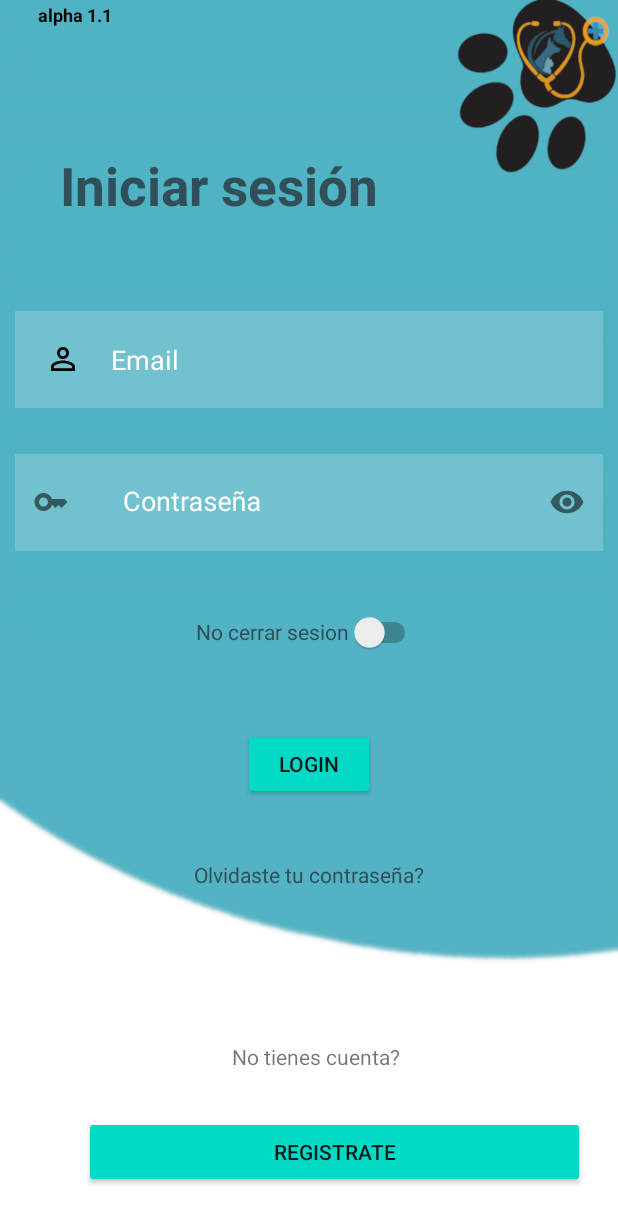
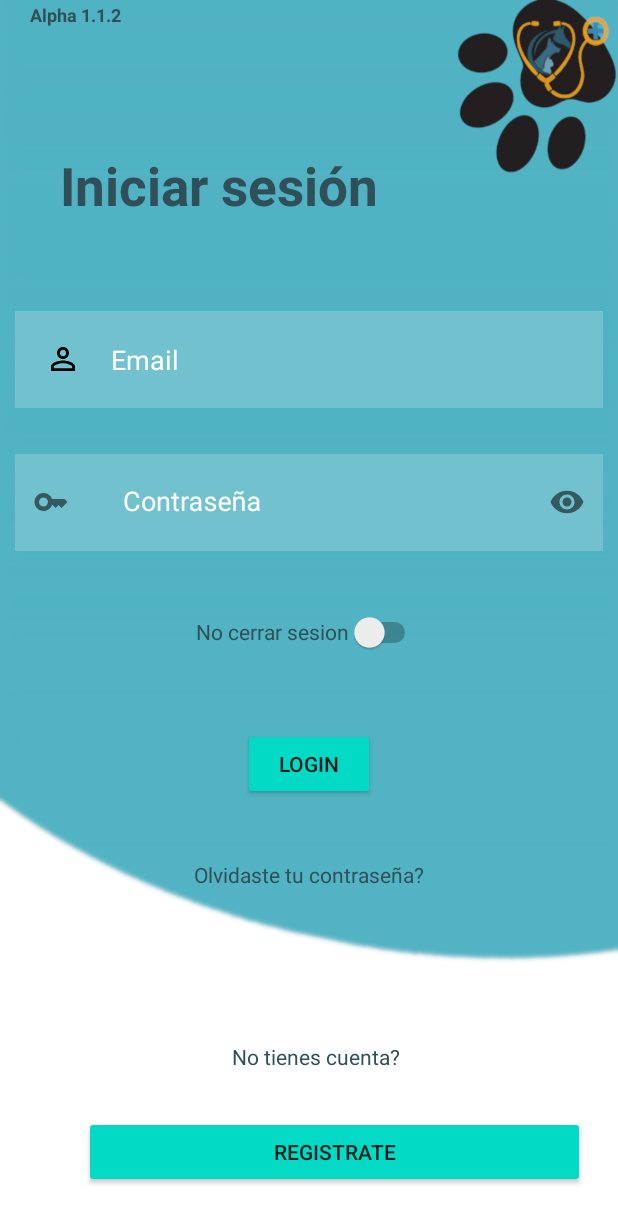
Before and after one commit to joseeduardo1521/VetlogProject, an Android app: the screen it shows after launch (MainActivity), on a phone screen of 412 x 824 dp. Shown: the top 1223 px of the screen. Run offline under Robolectric (Android 15) with nearby library versions, the phone set to English and light mode, and no system bars; our stand-ins replace Firebase (no records; nobody signed in at launch, a user with empty details on screens opened directly); libraries missing offline, so code that uses them is left out: com.basgeekball.awesomevalidation; 3 statements that could not run were skipped.

```diff
--- a/app/src/main/res/layout/activity_main.xml
+++ b/app/src/main/res/layout/activity_main.xml
@@ -43,6 +43,7 @@
         android:layout_height="wrap_content"
         android:layout_above="@id/btnregister"
         android:layout_alignParentEnd="true"
+        android:textColor="@color/Azultxt"
         android:layout_marginEnd="145dp"
         android:layout_marginBottom="30dp"
         android:text="No tienes cuenta?" />
@@ -65,8 +66,8 @@
         android:layout_width="100dp"
         android:layout_height="20dp"
         android:gravity="center"
-        android:text="alpha 1.1"
-        android:textColor="@color/black"
+        android:text="@string/app_ver"
+        android:textColor="@color/Azultxt"
         android:textSize="12dp"
         android:textStyle="bold" />
 
--- a/app/src/main/res/values/strings.xml
+++ b/app/src/main/res/values/strings.xml
@@ -1,5 +1,6 @@
 <resources>
     <string name="app_name">Alpha Vetlog</string>
+    <string name="app_ver">Alpha 1.1.2</string>
     <string name="err_email">Ingrese un correo valido</string>
     <string name="err_pass">Ingrese una contraseña valida 8 carcteres</string>
     <!-- TODO: Remove or change this placeholder text -->
```
